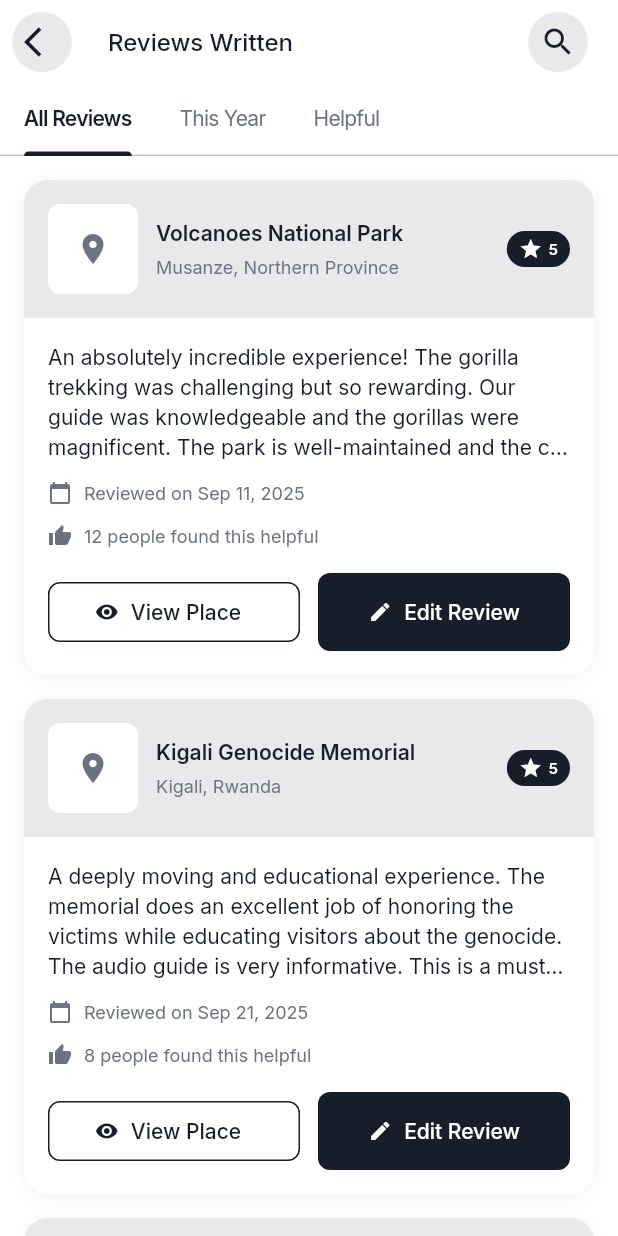
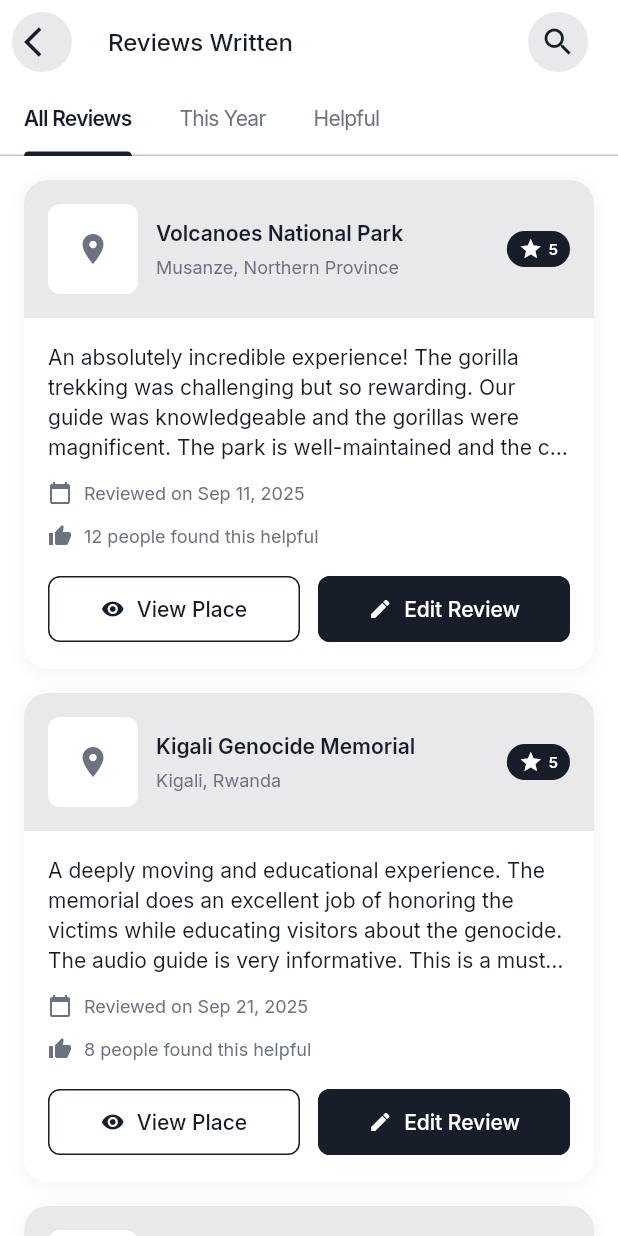
Before and after one commit to hubertit/zoea.mobile.2, a Flutter app: the ReviewsWrittenScreen screen opened by its route, on a phone screen of 412 x 824 dp. Run offline on Flutter 3.47's test engine with Material 3 defaults, Android fonts, the phone set to English and light mode, and no system bars; drawn by our look-alikes of cached_network_image; our stand-ins replace country_picker, dio, flutter_animate, flutter_riverpod, go_router, google_fonts and 3 more; accounts and stored records are empty; network calls fail.

Commit message:
Standardize button styles across profile screens
- Update Events Attended screen: Both buttons now use OutlinedButton with consistent styling
- Update Visited Places screen: Both buttons now use OutlinedButton with consistent styling
- Update Reviews Written screen: Both buttons now use OutlinedButton with consistent styling
- Primary button: White text on primary color background with border
- Secondary button: Primary color text on background color with border
- Consistent padding, border radius, and sizing across all screens
- Maintains visual hierarchy while ensuring design consistency

```diff
--- a/lib/features/profile/screens/reviews_written_screen.dart
+++ b/lib/features/profile/screens/reviews_written_screen.dart
@@ -348,7 +348,9 @@
                         label: const Text('View Place'),
                         style: OutlinedButton.styleFrom(
                           foregroundColor: AppTheme.primaryColor,
+                          backgroundColor: AppTheme.backgroundColor,
                           side: BorderSide(color: AppTheme.primaryColor),
+                          padding: const EdgeInsets.symmetric(horizontal: 16, vertical: 12),
                           shape: RoundedRectangleBorder(
                             borderRadius: BorderRadius.circular(8),
                           ),
@@ -357,15 +359,17 @@
                     ),
                     const SizedBox(width: 12),
                     Expanded(
-                      child: ElevatedButton.icon(
+                      child: OutlinedButton.icon(
                         onPressed: () {
                           // TODO: Edit review
                         },
                         icon: const Icon(Icons.edit, size: 16),
                         label: const Text('Edit Review'),
-                        style: ElevatedButton.styleFrom(
+                        style: OutlinedButton.styleFrom(
+                          foregroundColor: Colors.white,
                           backgroundColor: AppTheme.primaryColor,
-                          foregroundColor: Colors.white,
+                          side: BorderSide(color: AppTheme.primaryColor),
+                          padding: const EdgeInsets.symmetric(horizontal: 16, vertical: 12),
                           shape: RoundedRectangleBorder(
                             borderRadius: BorderRadius.circular(8),
                           ),
```
Also changed, not shown: lib/features/profile/screens/events_attended_screen.dart (+7 -3 lines), lib/features/profile/screens/visited_places_screen.dart (+7 -3 lines).
